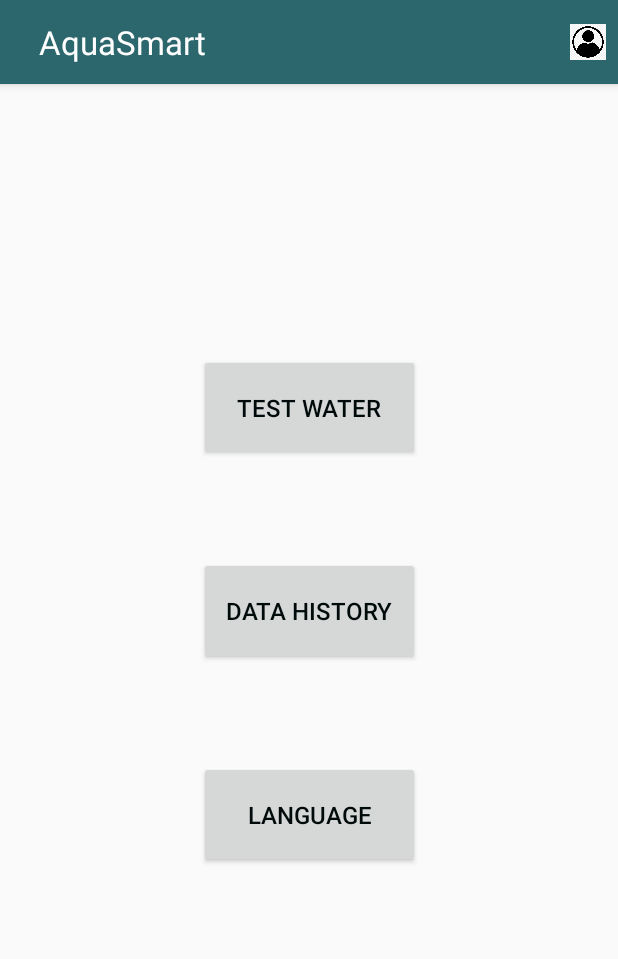
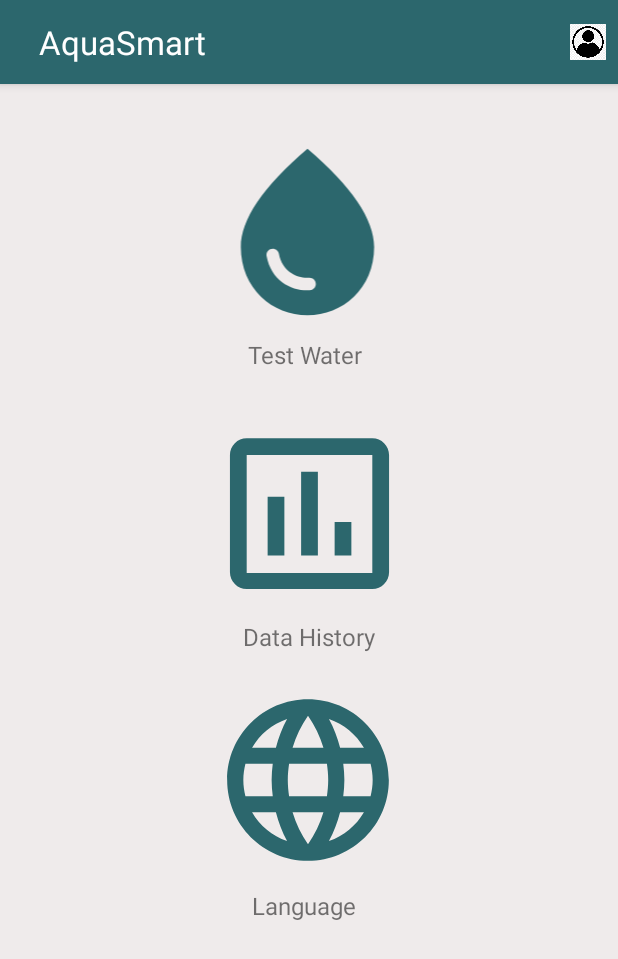
Before and after one commit to MANSI288/FireTDS_21, an Android app: the HomeActivity screen opened directly, with no data from a screen before it, on a phone screen of 412 x 824 dp. Shown: the top 959 px of the screen. Run offline under Robolectric (Android 15) with nearby library versions, the phone set to English and light mode, and no system bars.

Commit message:
Home activity clickable Icon

```diff
--- a/app/src/main/java/com/example/firetds/HomeActivity.java
+++ b/app/src/main/java/com/example/firetds/HomeActivity.java
@@ -5,6 +5,7 @@ import android.net.Uri;
 import android.os.Bundle;
 import android.view.View;
 import android.widget.Button;
+import android.widget.ImageButton;
 import android.widget.ImageView;
 import android.widget.PopupMenu;
 import androidx.appcompat.widget.Toolbar;
@@ -12,19 +13,15 @@ import androidx.appcompat.app.AppCompatActivity;
 
 public class HomeActivity extends AppCompatActivity {
 
-    public Button testButton;
-    public Button datahistorybutton;
-    public Button languagechange;
+
+
+
 
     @Override
     protected void onCreate(Bundle savedInstanceState) {
         super.onCreate(savedInstanceState);
         setContentView(R.layout.activity_home);
 
-        // Find the testButton view by ID
-        testButton = findViewById(R.id.testButton);
-        datahistorybutton = findViewById(R.id.DataHistoryButton);
-        languagechange = findViewById(R.id.language_options);
 
         // Find the existing toolbar by ID
         Toolbar toolbar = findViewById(R.id.toolbar);
@@ -39,9 +36,11 @@ public class HomeActivity extends AppCompatActivity {
         //getSupportActionBar().setDisplayHomeAsUpEnabled(true);
 
 
-        // Check if the testButton is not null before setting the click listener
-        if (testButton != null) {
-            testButton.setOnClickListener(new View.OnClickListener() {
+
+
+        ImageView testWaterIcon = findViewById(R.id.testWaterImageView);
+        if (testWaterIcon != null) {
+            testWaterIcon.setOnClickListener(new View.OnClickListener() {
                 @Override
                 public void onClick(View v) {
                     goToTestActivity();
@@ -49,8 +48,9 @@ public class HomeActivity extends AppCompatActivity {
             });
         }
 
-        if (datahistorybutton != null) {
-            datahistorybutton.setOnClickListener(new View.OnClickListener() {
+        ImageView historyIcon = findViewById(R.id.historyImageView);
+        if (historyIcon != null) {
+            historyIcon.setOnClickListener(new View.OnClickListener() {
                 @Override
                 public void onClick(View v) {
                     goToHistoryList();
@@ -58,14 +58,16 @@ public class HomeActivity extends AppCompatActivity {
             });
         }
 
-        if (languagechange != null) {
-            languagechange.setOnClickListener(new View.OnClickListener() {
+        ImageView languageIcon = findViewById(R.id.languageImageView);
+        if (languageIcon != null) {
+            languageIcon.setOnClickListener(new View.OnClickListener() {
                 @Override
                 public void onClick(View v) {
                     goToLanguageChange();
                 }
             });
         }
+
 
         // Set click listener for the profile icon to show the dropdown menu
         ImageView profileIcon = findViewById(R.id.profile_icon);
--- /dev/null
+++ b/app/src/main/res/drawable/baseline_insert_chart_outlined_24.xml
@@ -0,0 +1,5 @@
+<vector android:height="24dp" android:tint="#2C676D"
+    android:viewportHeight="24" android:viewportWidth="24"
+    android:width="24dp" xmlns:android="http://schemas.android.com/apk/res/android">
+    <path android:fillColor="@android:color/white" android:pathData="M9,17L7,17v-7h2v7zM13,17h-2L11,7h2v10zM17,17h-2v-4h2v4zM19.5,19.1h-15L4.5,5h15v14.1zM19.5,3h-15c-1.1,0 -2,0.9 -2,2v14c0,1.1 0.9,2 2,2h15c1.1,0 2,-0.9 2,-2L21.5,5c0,-1.1 -0.9,-2 -2,-2z"/>
+</vector>
--- /dev/null
+++ b/app/src/main/res/drawable/baseline_language_24.xml
@@ -0,0 +1,5 @@
+<vector android:height="24dp" android:tint="#2C676D"
+    android:viewportHeight="24" android:viewportWidth="24"
+    android:width="24dp" xmlns:android="http://schemas.android.com/apk/res/android">
+    <path android:fillColor="@android:color/white" android:pathData="M11.99,2C6.47,2 2,6.48 2,12s4.47,10 9.99,10C17.52,22 22,17.52 22,12S17.52,2 11.99,2zM18.92,8h-2.95c-0.32,-1.25 -0.78,-2.45 -1.38,-3.56 1.84,0.63 3.37,1.91 4.33,3.56zM12,4.04c0.83,1.2 1.48,2.53 1.91,3.96h-3.82c0.43,-1.43 1.08,-2.76 1.91,-3.96zM4.26,14C4.1,13.36 4,12.69 4,12s0.1,-1.36 0.26,-2h3.38c-0.08,0.66 -0.14,1.32 -0.14,2 0,0.68 0.06,1.34 0.14,2L4.26,14zM5.08,16h2.95c0.32,1.25 0.78,2.45 1.38,3.56 -1.84,-0.63 -3.37,-1.9 -4.33,-3.56zM8.03,8L5.08,8c0.96,-1.66 2.49,-2.93 4.33,-3.56C8.81,5.55 8.35,6.75 8.03,8zM12,19.96c-0.83,-1.2 -1.48,-2.53 -1.91,-3.96h3.82c-0.43,1.43 -1.08,2.76 -1.91,3.96zM14.34,14L9.66,14c-0.09,-0.66 -0.16,-1.32 -0.16,-2 0,-0.68 0.07,-1.35 0.16,-2h4.68c0.09,0.65 0.16,1.32 0.16,2 0,0.68 -0.07,1.34 -0.16,2zM14.59,19.56c0.6,-1.11 1.06,-2.31 1.38,-3.56h2.95c-0.96,1.65 -2.49,2.93 -4.33,3.56zM16.36,14c0.08,-0.66 0.14,-1.32 0.14,-2 0,-0.68 -0.06,-1.34 -0.14,-2h3.38c0.16,0.64 0.26,1.31 0.26,2s-0.1,1.36 -0.26,2h-3.38z"/>
+</vector>
--- /dev/null
+++ b/app/src/main/res/drawable/baseline_water_drop_24.xml
@@ -0,0 +1,5 @@
+<vector android:height="24dp" android:tint="#2C676D"
+    android:viewportHeight="24" android:viewportWidth="24"
+    android:width="24dp" xmlns:android="http://schemas.android.com/apk/res/android">
+    <path android:fillColor="@android:color/white" android:pathData="M12,2c-5.33,4.55 -8,8.48 -8,11.8c0,4.98 3.8,8.2 8,8.2s8,-3.22 8,-8.2C20,10.48 17.33,6.55 12,2zM7.83,14c0.37,0 0.67,0.26 0.74,0.62c0.41,2.22 2.28,2.98 3.64,2.87c0.43,-0.02 0.79,0.32 0.79,0.75c0,0.4 -0.32,0.73 -0.72,0.75c-2.13,0.13 -4.62,-1.09 -5.19,-4.12C7.01,14.42 7.37,14 7.83,14z"/>
+</vector>
--- a/app/src/main/res/layout/activity_home.xml
+++ b/app/src/main/res/layout/activity_home.xml
@@ -5,6 +5,7 @@
     android:layout_width="match_parent"
     android:layout_height="match_parent"
 
+    android:background="#EFEBEB"
     tools:context=".HomeActivity">
 
     <!-- Add the Toolbar -->
@@ -15,46 +16,79 @@
         android:layout_height="wrap_content"
         app:layout_constraintTop_toTopOf="parent" />
 
-    <Button
-        android:id="@+id/testButton"
-        android:layout_width="147dp"
-        android:layout_height="71dp"
+    <ImageView
+        android:id="@+id/historyImageView"
+        android:layout_width="191dp"
+        android:layout_height="134dp"
+        android:layout_marginTop="20dp"
+        android:clickable="true"
+        app:layout_constraintEnd_toEndOf="@+id/textView"
+        app:layout_constraintHorizontal_bias="0.55"
+        app:layout_constraintStart_toStartOf="@+id/textView"
+        app:layout_constraintTop_toBottomOf="@+id/textView"
+        app:srcCompat="@drawable/baseline_insert_chart_outlined_24" />
 
-        android:layout_marginTop="180dp"
-        android:text="@string/button_TestWater"
-        android:textColor="@color/black"
+    <ImageView
+        android:id="@+id/testWaterImageView"
+        android:layout_width="167dp"
+        android:layout_height="133dp"
+        android:layout_marginTop="32dp"
+        android:clickable="true"
+        app:layout_constraintEnd_toEndOf="parent"
+        app:layout_constraintHorizontal_bias="0.497"
+        app:layout_constraintStart_toStartOf="parent"
+        app:layout_constraintTop_toBottomOf="@+id/toolbar"
+        app:srcCompat="@drawable/baseline_water_drop_24" />
+
+    <ImageView
+        android:id="@+id/languageImageView"
+        android:layout_width="188dp"
+        android:layout_height="129dp"
+        android:layout_marginTop="20dp"
+        android:clickable="true"
+        app:layout_constraintEnd_toEndOf="@+id/textView2"
+        app:layout_constraintHorizontal_bias="0.51"
+        app:layout_constraintStart_toStartOf="@+id/textView2"
+        app:layout_constraintTop_toBottomOf="@+id/textView2"
+        app:srcCompat="@drawable/baseline_language_24" />
+
+    <TextView
+        android:id="@+id/textView"
+        android:layout_width="91dp"
+        android:layout_height="30dp"
+        android:layout_marginTop="4dp"
+        android:text="Test Water"
         android:textSize="16sp"
-        app:layout_constraintEnd_toEndOf="parent"
-        app:layout_constraintStart_toStartOf="parent"
-        app:layout_constraintTop_toBottomOf="@+id/toolbar" />
+        app:layout_constraintEnd_toEndOf="@+id/testWaterImageView"
+        app:layout_constraintHorizontal_bias="0.578"
+        app:layout_constraintStart_toStartOf="@+id/testWaterImageView"
+        app:layout_constraintTop_toBottomOf="@+id/testWaterImageView" />
 
-    <Button
-        android:id="@+id/DataHistoryButton"
-        android:layout_width="147dp"
-        android:layout_height="72dp"
+    <TextView
+        android:id="@+id/textView2"
+        android:layout_width="wrap_content"
+        android:layout_height="wrap_content"
+        android:layout_marginTop="4dp"
+        android:text="Data History"
+        android:textSize="16sp"
+        app:layout_constraintEnd_toEndOf="@+id/historyImageView"
+        app:layout_constraintHorizontal_bias="0.495"
+        app:layout_constraintStart_toStartOf="@+id/historyImageView"
+        app:layout_constraintTop_toBottomOf="@+id/historyImageView" />
 
-        android:layout_marginTop="64dp"
-        android:text="@string/button_DataHistory"
-        android:textColor="@color/black"
+    <TextView
+        android:id="@+id/textView3"
+        android:layout_width="78dp"
+        android:layout_height="29dp"
+        android:layout_marginTop="8dp"
+        android:text="Language"
         android:textSize="16sp"
-        app:layout_constraintEnd_toEndOf="@+id/testButton"
-        app:layout_constraintHorizontal_bias="0.0"
-        app:layout_constraintStart_toStartOf="@+id/testButton"
-        app:layout_constraintTop_toBottomOf="@+id/testButton" />
-
-    <Button
-        android:id="@+id/language_options"
-        android:layout_width="147dp"
-        android:layout_height="71dp"
-        android:layout_marginTop="64dp"
-        android:text="@string/option_language"
-        android:textColor="@color/black"
-
-        android:textSize="16sp"
-        app:layout_constraintEnd_toEndOf="@+id/DataHistoryButton"
-        app:layout_constraintHorizontal_bias="1.0"
-        app:layout_constraintStart_toStartOf="@+id/DataHistoryButton"
-        app:layout_constraintTop_toBottomOf="@+id/DataHistoryButton" />
+        app:layout_constraintBottom_toBottomOf="parent"
+        app:layout_constraintEnd_toEndOf="@+id/languageImageView"
+        app:layout_constraintHorizontal_bias="0.518"
+        app:layout_constraintStart_toStartOf="@+id/languageImageView"
+        app:layout_constraintTop_toBottomOf="@+id/languageImageView"
+        app:layout_constraintVertical_bias="0.0" />
 
 
 </androidx.constraintlayout.widget.ConstraintLayout>
--- a/app/src/main/res/layout/activity_login.xml
+++ b/app/src/main/res/layout/activity_login.xml
@@ -47,7 +47,7 @@
         android:layout_width="wrap_content"
         android:layout_height="wrap_content"
         android:layout_marginTop="20dp"
-        android:text="@string/login"
+        android:text="login"
 
 
         app:layout_constraintEnd_toEndOf="@+id/enterPassword"
--- a/app/src/main/res/layout/activity_test.xml
+++ b/app/src/main/res/layout/activity_test.xml
@@ -22,19 +22,22 @@
         android:id="@+id/tdsTitleText"
         android:layout_width="match_parent"
         android:layout_height="50dp"
+        android:layout_marginTop="100dp"
         android:background="@color/grey"
         android:text="@string/text_TDSvalue"
         android:textColor="@color/black"
         android:textSize="24sp"
         android:textStyle="bold"
-        tools:layout_editor_absoluteX="1dp"
-        tools:layout_editor_absoluteY="183dp" />
+        app:layout_constraintEnd_toEndOf="parent"
+        app:layout_constraintHorizontal_bias="1.0"
+        app:layout_constraintStart_toStartOf="parent"
+        app:layout_constraintTop_toBottomOf="@+id/toolbar" />
 
     <TextView
         android:id="@+id/tdsValueDisplay"
         android:layout_width="match_parent"
         android:layout_height="50dp"
-
+        android:background="@color/grey"
         android:hint="@string/text_TDSvalue"
         android:textColor="@color/black"
         android:textSize="24sp"
@@ -49,6 +52,7 @@
         android:layout_width="410dp"
         android:layout_height="69dp"
         android:hint="TDS Insight"
+        android:background="@color/grey"
         android:textColor="@color/black"
         android:textSize="24sp"
         android:textStyle="bold"
@@ -64,7 +68,7 @@
         android:id="@+id/treatmentDetailButton"
         android:layout_width="305dp"
         android:layout_height="69dp"
-
+        android:background="@color/grey"
         android:layout_marginTop="160dp"
         android:text="@string/button_TreatmentDetails"
         android:textSize="18sp"
```
